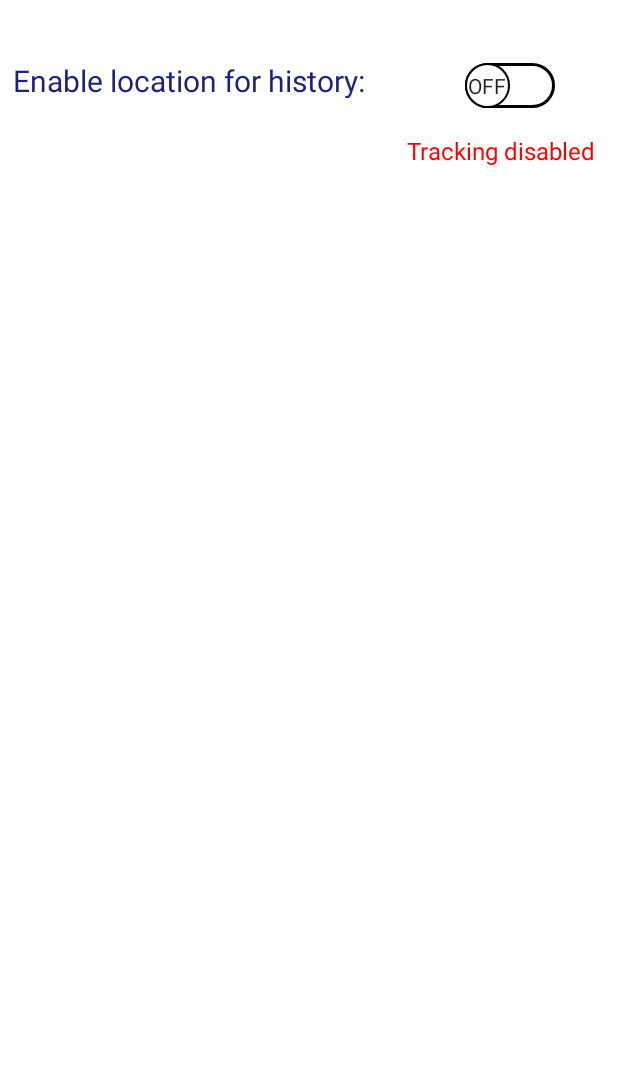
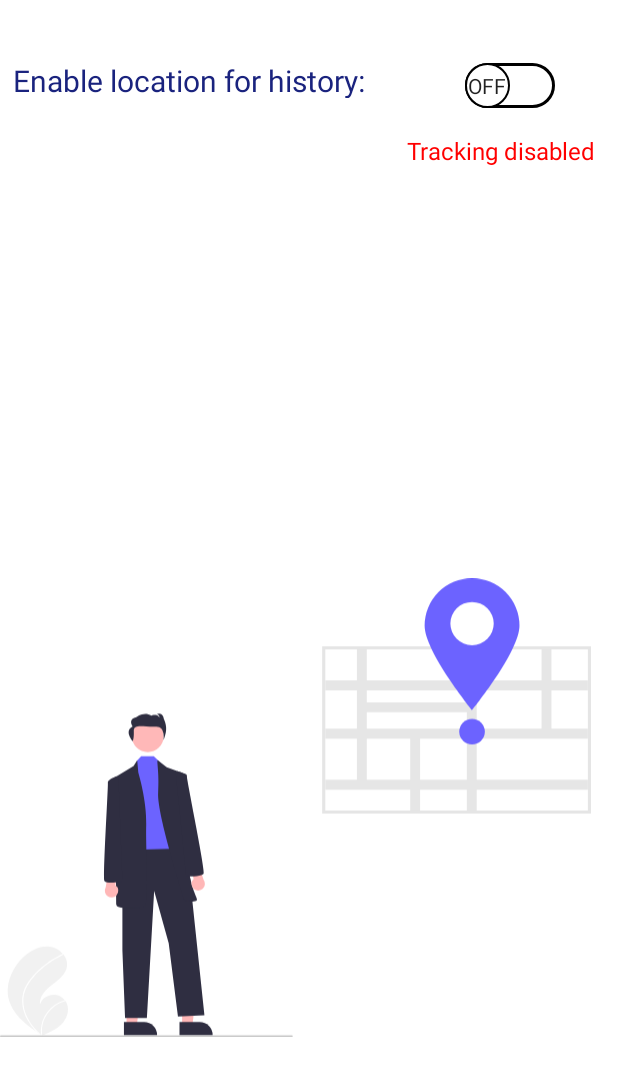
Before and after one commit to ovidiubachmatchi/SafetyLife, an Android app: the LocationMenu screen opened directly, with no data from a screen before it, on a phone screen of 412 x 824 dp. Shown: the top 1076 px of the screen. Run offline under Robolectric (Android 15) with nearby library versions, the phone set to English and light mode, and no system bars.

```diff
--- a/app/src/main/AndroidManifest.xml
+++ b/app/src/main/AndroidManifest.xml
@@ -8,6 +8,7 @@
     <uses-permission android:name="android.permission.ACCESS_FINE_LOCATION" />
     <uses-permission android:name="android.permission.ACCESS_BACKGROUND_LOCATION" />
     <uses-permission android:name="android.permission.SEND_SMS" />
+    <uses-permission android:name="android.permission.READ_SMS" />
 
     <application
         android:allowBackup="true"
--- /dev/null
+++ b/app/src/main/res/drawable/ic_undraw_location_tracking_re_n3ok.xml
@@ -0,0 +1,75 @@
+<vector xmlns:android="http://schemas.android.com/apk/res/android"
+    android:width="773.09924dp"
+    android:height="600dp"
+    android:viewportWidth="773.09924"
+    android:viewportHeight="600">
+  <path
+      android:pathData="M11.893,552.604c5.052,17.526 19.804,29.795 35.191,40.217q3.223,2.183 6.448,4.266c0.015,0.006 0.03,0.02 0.044,0.026 0.103,0.066 0.207,0.133 0.303,0.2 0.444,0.286 0.888,0.572 1.328,0.855l-0.242,0.109s-0.237,0.126 0.022,0.02c0.077,-0.032 0.158,-0.061 0.235,-0.094 8.939,-3.605 18.037,-7.476 24.888,-14.23 7.107,-7.014 11.26,-18.014 7.411,-27.228a17.592,17.592 0,0 0,-1.905 -3.419c-0.312,-0.447 -0.648,-0.874 -0.998,-1.294a18.856,18.856 0,0 0,-32.386 5.73c-1.13,-10.526 7.549,-19.343 15.901,-25.848 8.356,-6.502 17.851,-13.583 19.467,-24.051 0.902,-5.824 -1.123,-11.468 -4.812,-15.999 -0.114,-0.138 -0.228,-0.275 -0.346,-0.409a27.518,27.518 0,0 0,-17.687 -9.489c-12.813,-1.332 -25.259,5.451 -34.568,14.359C15.207,510.66 6.149,532.677 11.893,552.604Z"
+      android:fillColor="#f1f1f1"/>
+  <path
+      android:pathData="M35.977,529.68a46.78,46.78 0,0 0,-5.604 12.361,40.619 40.619,0 0,0 -1.404,11.997 52.044,52.044 0,0 0,6.816 23.685,74.903 74.903,0 0,0 11.299,15.099q3.223,2.183 6.448,4.266c0.015,0.006 0.03,0.02 0.044,0.026 0.103,0.066 0.207,0.133 0.303,0.2 0.444,0.286 0.888,0.572 1.328,0.855 0,0 -0.479,0.235 -0.219,0.129 0.077,-0.032 0.158,-0.061 0.235,-0.094a41.405,41.405 0,0 1,13.249 -35.651,41.76 41.76,0 0,1 17.146,-9.226c-0.312,-0.447 -0.648,-0.874 -0.998,-1.294a43.296,43.296 0,0 0,-7.147 2.704,42.424 42.424,0 0,0 -19.182,18.493 43.374,43.374 0,0 0,-4.723 23.801c-0.367,-0.333 -0.735,-0.673 -1.092,-1.01 -6.793,-6.333 -12.826,-13.602 -16.91,-21.992a48.417,48.417 0,0 1,-5.07 -22.907c0.333,-8.653 3.781,-16.668 8.773,-23.646a101.345,101.345 0,0 1,19.211 -19.798,115.158 115.158,0 0,1 23.892,-14.751 0.828,0.828 0,0 0,0.417 -1.063,0.704 0.704,0 0,0 -0.346,-0.409 0.613,0.613 0,0 0,-0.532 0.023c-1.054,0.485 -2.1,0.977 -3.139,1.49a116.465,116.465 0,0 0,-24.062 15.873C47.627,514.88 40.959,521.779 35.977,529.68Z"
+      android:fillColor="#fff"/>
+  <path
+      android:pathData="M238.265,584.987l13.425,0l6.386,-51.78l-19.813,0.001l0.002,51.779z"
+      android:fillColor="#ffb7b7"/>
+  <path
+      android:pathData="M234.841,580.604l26.437,-0.001h0.001a16.849,16.849 0,0 1,16.848 16.848v0.548L234.842,598Z"
+      android:fillColor="#2f2e41"/>
+  <path
+      android:pathData="M165.581,584.987l13.425,0l6.386,-51.78l-19.813,0.001l0.002,51.779z"
+      android:fillColor="#ffb7b7"/>
+  <path
+      android:pathData="M162.157,580.604l26.437,-0.001h0.001a16.849,16.849 0,0 1,16.848 16.848v0.548L162.158,598Z"
+      android:fillColor="#2f2e41"/>
+  <path
+      android:pathData="M160.112,350.309l0,136.716l3.461,88.259l28.554,0l9.519,-166.135l19.036,68.358l12.114,96.046l34.611,-1.73l-23.362,-221.514l-83.933,0z"
+      android:fillColor="#2f2e41"/>
+  <path
+      android:pathData="M193.306,206.671m-20.767,0a20.767,20.767 0,1 1,41.534 0a20.767,20.767 0,1 1,-41.534 0"
+      android:fillColor="#ffb8b8"/>
+  <path
+      android:pathData="M184.677,232.849l-5.529,5.838l-5.192,116.814l61.436,-1.73l-14.71,-102.104l-12.979,-12.438l-6.586,-6.38l-16.44,0z"
+      android:fillColor="#6c63ff"/>
+  <path
+      android:pathData="M174.821,245.609l4.663,-7.569 1.394,16.222s11.249,36.342 10.383,68.358 4.326,107.296 -2.596,108.161 -36.342,2.596 -36.342,-3.461 -1.731,-167 -1.731,-167Z"
+      android:fillColor="#2f2e41"/>
+  <path
+      android:pathData="M206.309,238.041l11.777,9.299 25.959,9.518s0,110.757 5.192,136.715 14.71,28.554 2.596,29.42 -11.249,-3.461 -11.249,-3.461S205.107,308.775 206.837,281.086 204.578,238.041 206.309,238.041Z"
+      android:fillColor="#2f2e41"/>
+  <path
+      android:pathData="M173.659,213.169s1.764,-3.099 1.354,-13.45 15.353,-4.497 28.524,-5.484S213.921,211.516 213.921,211.516s0.95,-1.086 2.985,-9.903 -2.585,-17.604 -2.585,-17.604c-1.36,-9.265 -8.692,-6.296 -8.692,-6.296 3.531,1.375 2.853,4.314 2.853,4.314 -2.989,-5.24 -10.321,-2.271 -10.321,-2.271 -9.779,-6.136 -19.689,1.944 -19.689,1.944 -11.813,2.681 -4.885,12.075 -4.885,12.075C161.706,199.78 173.659,213.169 173.659,213.169Z"
+      android:fillColor="#2f2e41"/>
+  <path
+      android:pathData="M152.353,414.808a8.76,8.76 0,0 0,-1.553 -13.342l3.741,-19.666 -11.396,-5.188 -4.893,27.846a8.808,8.808 0,0 0,14.102 10.35Z"
+      android:fillColor="#ffb7b7"/>
+  <path
+      android:pathData="M154.92,260.319l-2.298,-1.232s-12.412,4.693 -11.547,8.154 -6.922,124.601 -4.326,128.928 23.363,0.865 23.363,0.865Z"
+      android:fillColor="#2f2e41"/>
+  <path
+      android:pathData="M253.7,406.652a8.76,8.76 0,0 1,-0.308 -13.429l-6.426,-18.959 10.569,-6.715 8.699,26.901a8.808,8.808 0,0 1,-12.534 12.202Z"
+      android:fillColor="#ffb7b7"/>
+  <path
+      android:pathData="M243.557,390.123s21.046,0.555 23.018,-4.089S244.074,262.492 244.452,258.945s-12.564,-6.478 -12.564,-6.478l-2.105,1.538Z"
+      android:fillColor="#2f2e41"/>
+  <path
+      android:pathData="M382,600h-381a1,1 0,0 1,0 -2h381a1,1 0,0 1,0 2Z"
+      android:fillColor="#cbcbcb"/>
+  <path
+      android:pathData="M773.099,308L421.441,308L421.441,89.069h351.658ZM429.623,299.818L764.917,299.818L764.917,97.251L429.623,97.251Z"
+      android:fillColor="#e5e5e5"/>
+  <path
+      android:pathData="M425.532,93.16h343.476v210.748h-343.476z"
+      android:fillColor="#fff"/>
+  <path
+      android:pathData="M769.008,146.574L769.008,133.634L721.36,133.634L721.36,93.16h-12.94v40.473L623.592,133.634L623.592,93.16h-12.94v40.473L479.815,133.634L479.815,93.16h-12.94v40.473h-41.343L425.532,146.574h41.343v50.322h-41.343v12.94h41.343v53.916h-41.343v12.94h111.075v27.217h12.94v-27.217h61.105v27.217h12.94v-27.217L769.008,276.692L769.008,263.752L623.592,263.752L623.592,209.835L769.008,209.835L769.008,196.896L721.36,196.896v-50.322ZM610.652,146.574v15.815L479.815,162.389L479.815,146.574ZM479.815,175.329L610.652,175.329v21.567L479.815,196.896ZM479.815,263.752L479.815,209.835h56.792v53.916ZM610.652,263.752L549.547,263.752L549.547,209.835h61.105ZM708.42,196.896L623.592,196.896v-50.322h84.828Z"
+      android:fillColor="#e6e6e6"/>
+  <path
+      android:pathData="M679.547,62.047c0,34.268 -62.047,110.606 -62.047,110.606S555.453,96.315 555.453,62.047a62.047,62.047 0,0 1,124.095 0Z"
+      android:fillColor="#6c63ff"/>
+  <path
+      android:pathData="M645.865,59.35a28.365,28.365 0,1 1,-28.365 -28.365A28.352,28.352 0,0 1,645.865 59.35Z"
+      android:fillColor="#fff"/>
+  <path
+      android:pathData="M617.5,200.71m-16.726,0a16.726,16.726 0,1 1,33.452 0a16.726,16.726 0,1 1,-33.452 0"
+      android:fillColor="#6c63ff"/>
+</vector>
--- a/app/src/main/res/layout/location_menu.xml
+++ b/app/src/main/res/layout/location_menu.xml
@@ -4,6 +4,17 @@
     xmlns:tools="http://schemas.android.com/tools"
     android:layout_width="match_parent"
     android:layout_height="match_parent">
+
+    <ImageView
+        android:id="@+id/imageView8"
+        android:layout_width="394dp"
+        android:layout_height="571dp"
+        android:layout_marginEnd="24dp"
+        app:layout_constraintBottom_toBottomOf="parent"
+        app:layout_constraintEnd_toEndOf="parent"
+        app:layout_constraintHorizontal_bias="0.0"
+        app:layout_constraintStart_toStartOf="parent"
+        app:srcCompat="@drawable/ic_undraw_location_tracking_re_n3ok" />
 
     <Switch
         android:id="@+id/switchLocation"
```
